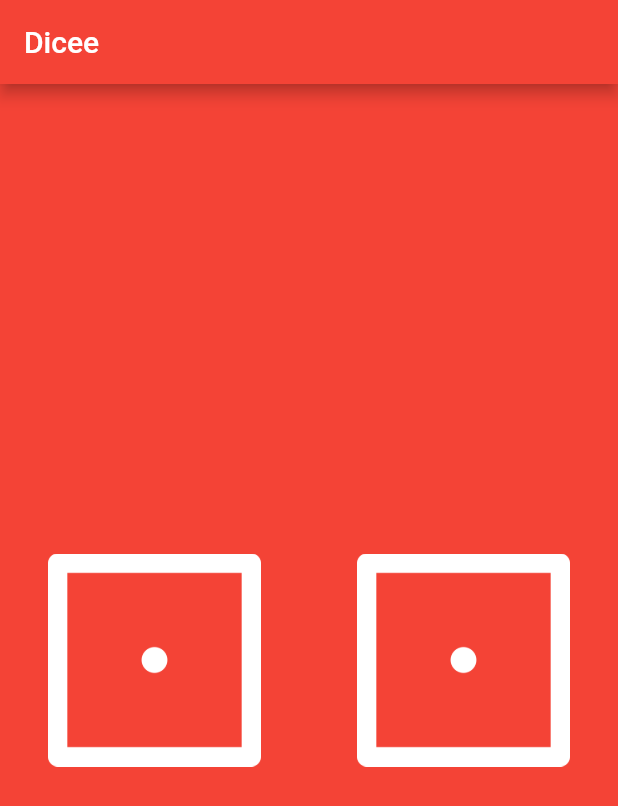
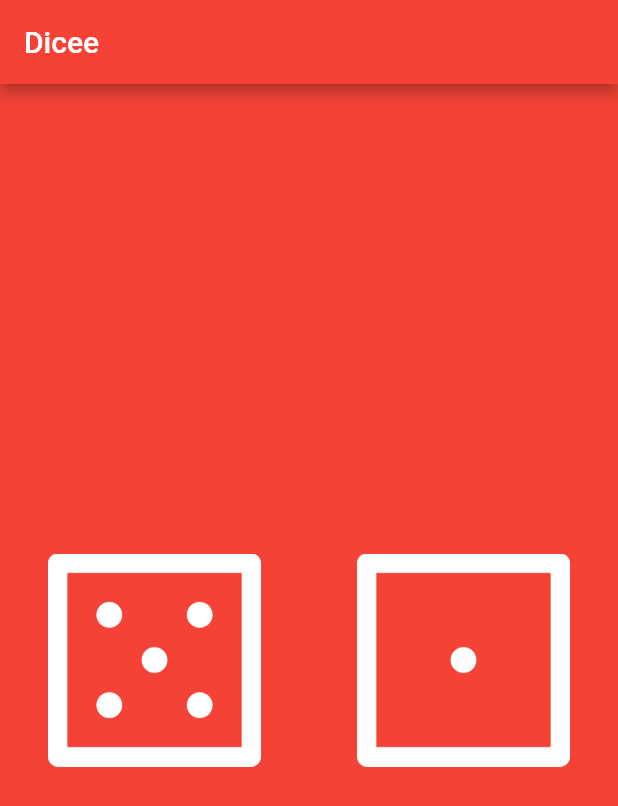
Before and after one commit to helloworldsmart/FlutterStudyGroup-2020, a Flutter app: the screen it shows after launch, on a phone screen of 412 x 824 dp. Shown: the top 806 px of the screen. Run offline on Flutter 3.47's test engine with Material 2 defaults, Android fonts, the light colour scheme and no system bars.

Commit message:
Next: 7-61

```diff
--- a/dicee-flutter/lib/main.dart
+++ b/dicee-flutter/lib/main.dart
@@ -16,8 +16,11 @@ void main() {
 }
 
 class DicePage extends StatelessWidget {
+
   @override
   Widget build(BuildContext context) {
+    var leftDiceNumber = 5;
+
     return Center(
       child: Row(
         children: [
@@ -29,7 +32,7 @@ class DicePage extends StatelessWidget {
                   print('Left button get pressed!');
                 },
                 child: Image(
-                  image: AssetImage('images/dice1.png'),
+                  image: AssetImage('images/dice$leftDiceNumber.png'),
                 ),
               ),
             ),
```
